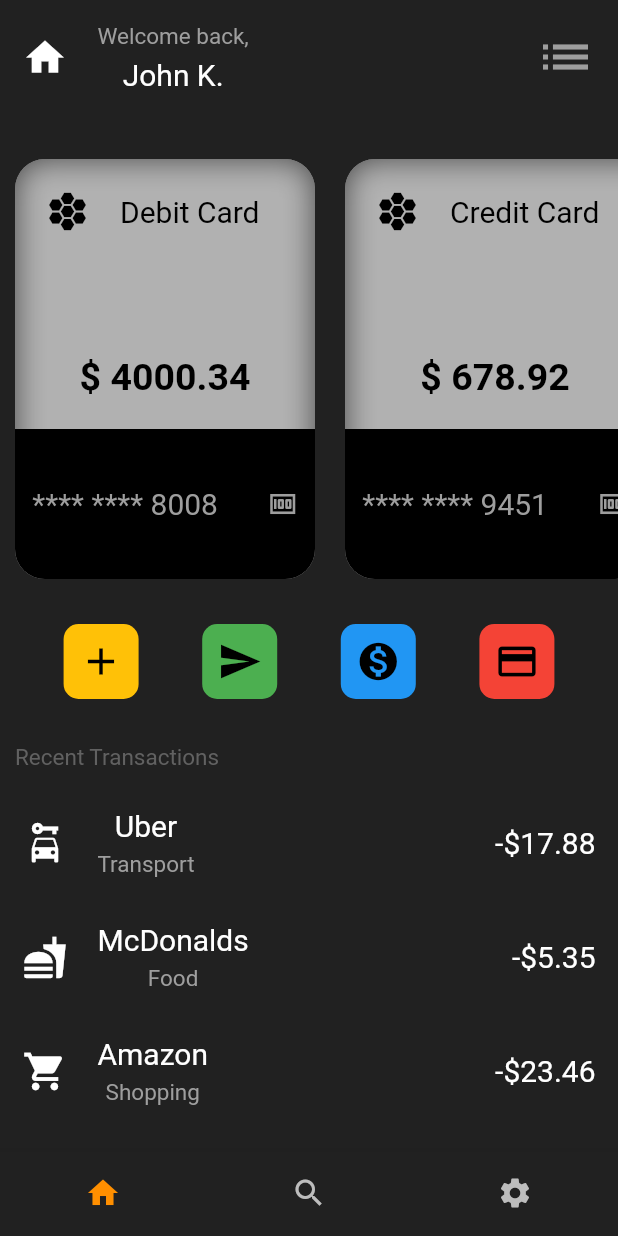
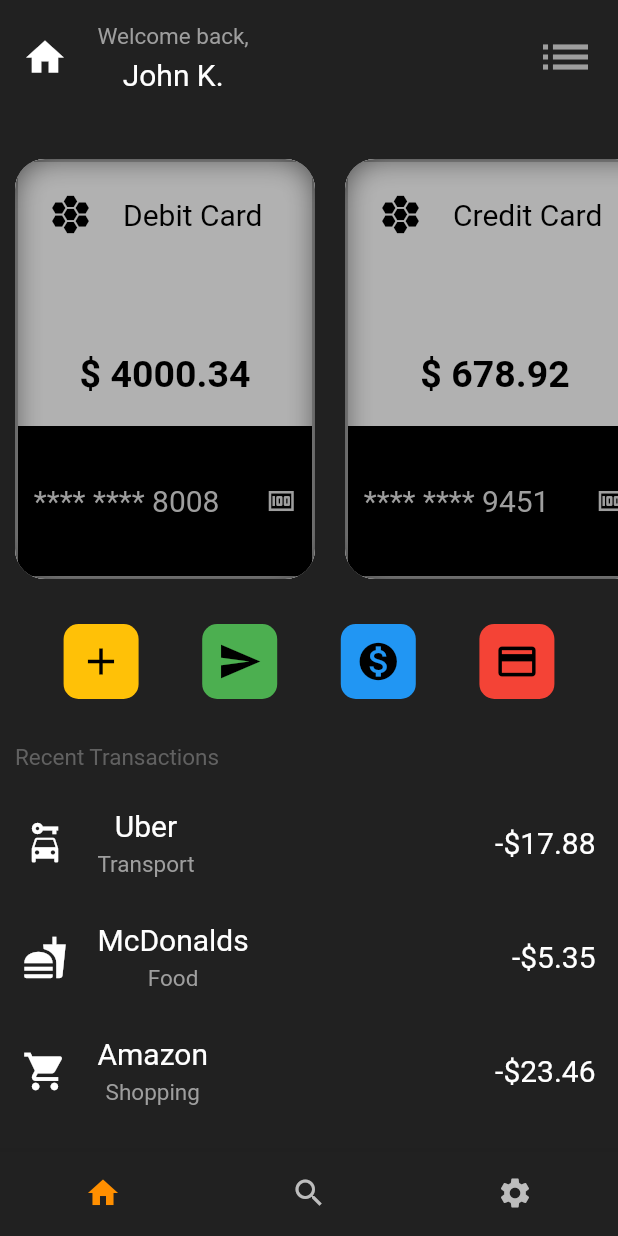
Before and after one commit to Fumblepuff/hive-bank, a Flutter app: the screen it shows after launch, on a phone screen of 412 x 824 dp. Run offline on Flutter 3.47's test engine with Material 2 defaults, Android fonts, the phone set to English and light mode, and no system bars.

Commit message:
added border to cards

```diff
--- a/lib/utils/card.dart
+++ b/lib/utils/card.dart
@@ -25,6 +25,10 @@ class MoneyCard extends StatelessWidget {
           decoration: BoxDecoration(
             color: Colors.transparent,
             borderRadius: BorderRadius.circular(10),
+            border: Border.all(
+              color: Colors.white,
+              width: 2,
+            ),
             boxShadow: const [
               BoxShadow(
                 color: Colors.grey,
```
